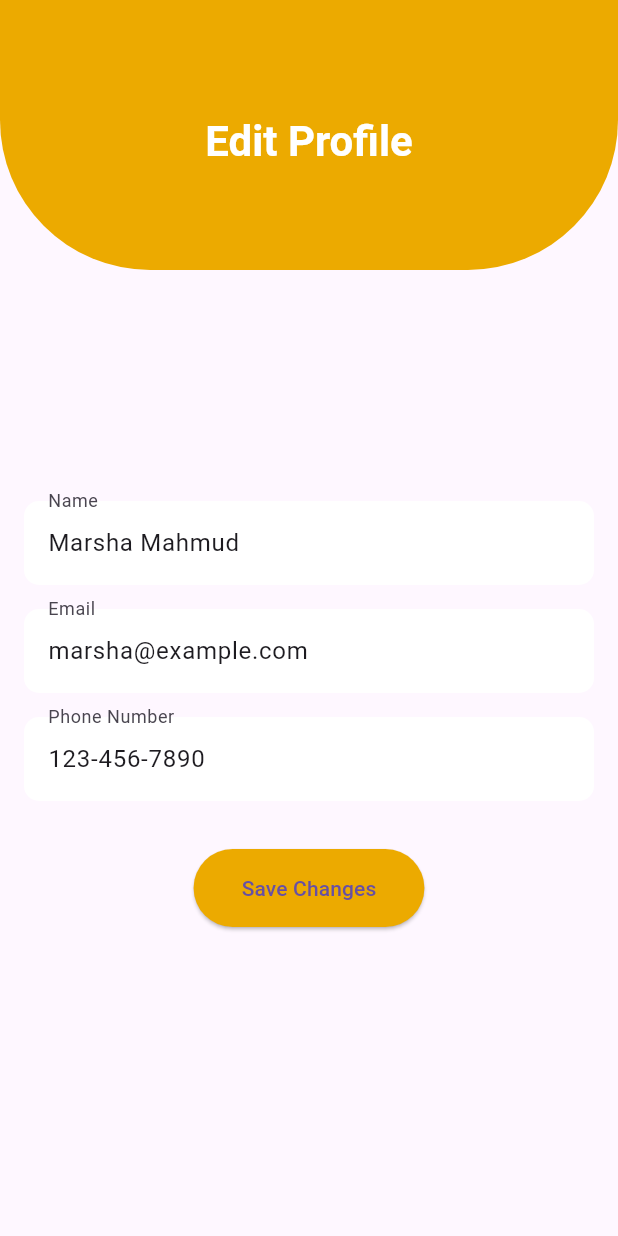
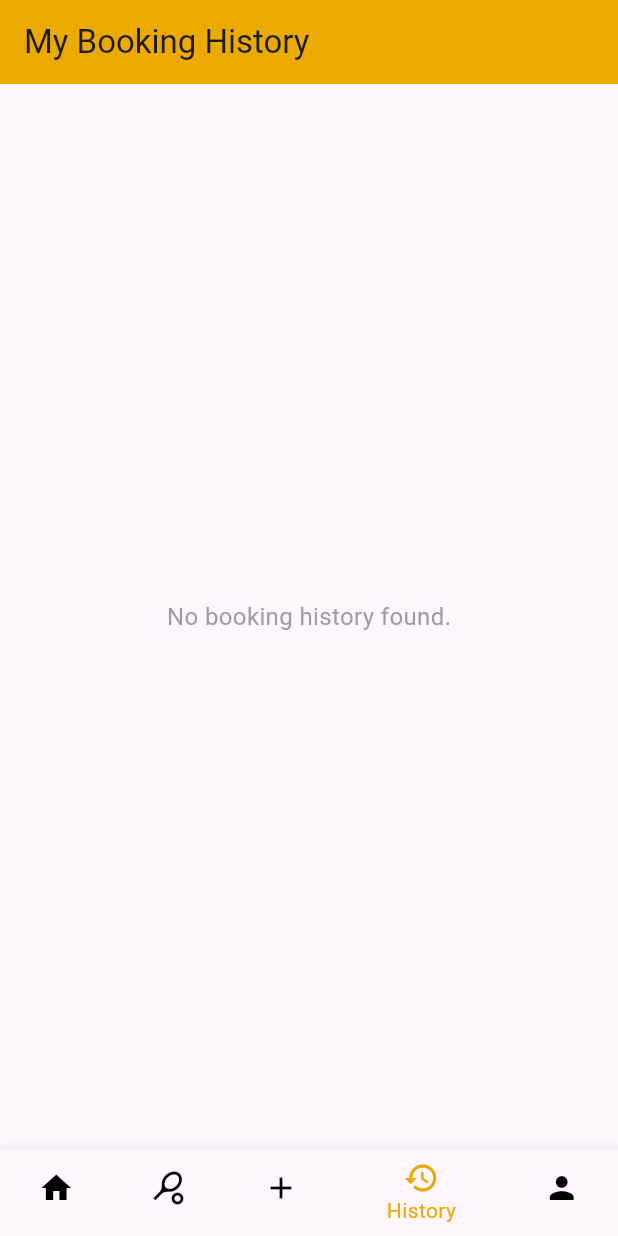
Before and after one commit to nuramirahathirahnazli/ByteBurst, a Flutter app: the screen it shows after launch, on a phone screen of 412 x 824 dp. Run offline on Flutter 3.47's test engine with Material 3 defaults, Android fonts, the phone set to English and light mode, and no system bars; our stand-ins replace cloud_firestore, firebase_auth, firebase_core; accounts and stored records are empty.

Commit message:
Create file my history booking and Create constant for bottom navigation bar
1. Create folder booking under user and my booking history dart file under it

2. Create the dart file for it and called the class for each page needed

```diff
--- a/utmfit/lib/main.dart
+++ b/utmfit/lib/main.dart
@@ -1,7 +1,11 @@
+// ignore_for_file: unused_import
+
 import 'package:firebase_core/firebase_core.dart';
+import 'package:utmfit/screens/user/booking/history_booking.dart';
 import 'package:utmfit/screens/user/dashboard_user.dart'; //dashboard user purposes
 import 'package:flutter/material.dart';
 import 'package:utmfit/screens/user/profile/edit_profile.dart';
+import 'package:utmfit/screens/user/profile/profile_user.dart';
 import 'firebase_options.dart';
 
 void main() async {
@@ -24,7 +28,9 @@ class MyApp extends StatelessWidget {
     return const MaterialApp(
       debugShowCheckedModeBanner: false,
       //home: dashboardUser(),
-      home: EditProfileUser(),
+      //home: EditProfileUser(),
+      //home: ProfileUser(),
+      home: MyHistoryBooking()
     );
   }
 }
--- /dev/null
+++ b/utmfit/lib/model/booking_model.dart
@@ -0,0 +1,15 @@
+class Booking {
+  final String title;
+  final String date;
+  final String time;
+  final String facility;
+  final String status;
+
+  const Booking({
+    required this.title,
+    required this.date,
+    required this.time,
+    required this.facility,
+    required this.status,
+  });
+}
--- /dev/null
+++ b/utmfit/lib/screens/user/booking/history_booking.dart
@@ -0,0 +1,34 @@
+import 'package:flutter/material.dart';
+import 'package:utmfit/src/common_widgets/bottom_navigation_bar.dart';
+import 'package:utmfit/src/constants/colors.dart';
+
+class MyHistoryBooking extends StatelessWidget {
+  const MyHistoryBooking({Key? key}) : super(key: key);
+
+  @override
+  Widget build(BuildContext context) {
+    int selectedIndex = 3; // Assuming bookings is the 4th item (index 3)
+
+    return Scaffold(
+      appBar: AppBar(
+        backgroundColor: clrUserPrimary, // Assuming clrUserPrimary is defined
+        title: const Text('My Booking History'),
+      ),
+      body: Center(
+        child: Text(
+          'No booking history found.',
+          style: TextStyle(
+            fontSize: 16.0,
+            color: Colors.grey, // Adjust color as needed
+          ),
+        ),
+      ),
+      bottomNavigationBar: CustomBottomNavigationBar(
+        selectedIndex: selectedIndex,
+        onItemTapped: (index) => {
+          // This callback is already defined in your custom navigation bar
+        },
+      ),
+    );
+  }
+}
--- a/utmfit/lib/screens/user/profile/edit_profile.dart
+++ b/utmfit/lib/screens/user/profile/edit_profile.dart
@@ -1,4 +1,5 @@
 import 'package:flutter/material.dart';
+import 'package:utmfit/screens/user/profile/profile_user.dart';
 import 'package:utmfit/src/constants/colors.dart';
 
 class EditProfileUser extends StatefulWidget {
@@ -12,53 +13,48 @@ class _EditProfileUserState extends State<EditProfileUser> {
   final _formKey = GlobalKey<FormState>();
   String _name = 'Marsha Mahmud';
   String _email = 'marsha@example.com';
-  String _phoneNumber = '123-456-7890';
+  String _phoneNumber = '123-4567890';
+  String _matricNumber = 'A12345';
+  String _category = 'Student';
+  String _profileImage = 'assets/images/profile_pic.jpg'; // Placeholder for profile image
 
   @override
   Widget build(BuildContext context) {
     return Scaffold(
+      appBar: AppBar(
+        backgroundColor: clrUserPrimary,
+        leading: IconButton(
+          icon: const Icon(Icons.arrow_back),
+          onPressed: () {
+            Navigator.push(
+              context,
+              MaterialPageRoute(builder:(context) => const ProfileUser()),
+            );
+          },
+        ),
+        title: const Text('Edit Profile'),
+      ),
       body: Stack(
         children: [
-          // Curved background container
-          Container(
-            height: 180.0,
-            decoration: BoxDecoration(
-              color: clrUserPrimary, // Set the curved background color
-              borderRadius: const BorderRadius.only(
-                bottomLeft: Radius.circular(100.0),
-                bottomRight: Radius.circular(100.0),
-              ),
-            ),
-          ),
           Padding(
             padding: const EdgeInsets.all(16.0),
+            child: SingleChildScrollView(
               child: Column(
                 crossAxisAlignment: CrossAxisAlignment.start,
                 children: [
-                const SizedBox(height: 60.0), // Increase the vertical spacing
                   Center(
-                  child: Text(
-                    'Edit Profile',
-                    style: Theme.of(context).textTheme.headlineMedium?.copyWith(
-                      color: Colors.white,
-                      fontWeight: FontWeight.bold,
+                    child: CircleAvatar(
+                      radius: 100,
+                      backgroundImage: AssetImage(_profileImage),
                     ),
                   ),
-                ),
-                const SizedBox(height: 32.0),
-                Expanded(
-                  child: Center(
-                    child: Form(
-                      key: _formKey,
-                      child: Column(
-                        mainAxisAlignment: MainAxisAlignment.center,
-                        children: [
+                  const SizedBox(height: 50.0),
                   TextFormField(
                     initialValue: _name,
                     decoration: const InputDecoration(
                       labelText: 'Name',
                       filled: true,
-                              fillColor: Colors.white,
+                      fillColor: clrUser3,
                       border: OutlineInputBorder(
                         borderRadius: BorderRadius.all(Radius.circular(10.0)),
                         borderSide: BorderSide.none,
@@ -80,7 +76,7 @@ class _EditProfileUserState extends State<EditProfileUser> {
                     decoration: const InputDecoration(
                       labelText: 'Email',
                       filled: true,
-                              fillColor: Colors.white,
+                      fillColor: clrUser3,
                       border: OutlineInputBorder(
                         borderRadius: BorderRadius.all(Radius.circular(10.0)),
                         borderSide: BorderSide.none,
@@ -105,7 +101,7 @@ class _EditProfileUserState extends State<EditProfileUser> {
                     decoration: const InputDecoration(
                       labelText: 'Phone Number',
                       filled: true,
-                              fillColor: Colors.white,
+                      fillColor: clrUser3,
                       border: OutlineInputBorder(
                         borderRadius: BorderRadius.all(Radius.circular(10.0)),
                         borderSide: BorderSide.none,
@@ -124,8 +120,54 @@ class _EditProfileUserState extends State<EditProfileUser> {
                       _phoneNumber = value!;
                     },
                   ),
+                  const SizedBox(height: 16.0),
+                  TextFormField(
+                    initialValue: _matricNumber,
+                    decoration: const InputDecoration(
+                      labelText: 'Matriculation Number',
+                      filled: true,
+                      fillColor: clrUser3,
+                      border: OutlineInputBorder(
+                        borderRadius: BorderRadius.all(Radius.circular(10.0)),
+                        borderSide: BorderSide.none,
+                      ),
+                    ),
+                    validator: (value) {
+                      if (value == null || value.isEmpty) {
+                        return 'Please enter your matriculation number';
+                      }
+                      return null;
+                    },
+                    onSaved: (value) {
+                      _matricNumber = value!;
+                    },
+                  ),
+                  const SizedBox(height: 16.0),
+                  DropdownButtonFormField<String>(
+                    value: _category,
+                    decoration: const InputDecoration(
+                      labelText: 'Category',
+                      filled: true,
+                      fillColor: clrUser3,
+                      border: OutlineInputBorder(
+                        borderRadius: BorderRadius.all(Radius.circular(10.0)),
+                        borderSide: BorderSide.none,
+                      ),
+                    ),
+                    items: const [
+                      DropdownMenuItem(value: 'Student', child: Text('Student')),
+                      DropdownMenuItem(value: 'Staff', child: Text('Staff')),
+                      DropdownMenuItem(value: 'Outsider', child: Text('Outsider')),
+                    ],
+                    onChanged: (value) {
+                      setState(() {
+                        _category = value!;
+                      });
+                    },
+                  ),
                   const SizedBox(height: 32.0),
-                          ElevatedButton(
+                  Center(
+                    child: ElevatedButton(
                       onPressed: () {
                         if (_formKey.currentState!.validate()) {
                           _formKey.currentState!.save();
@@ -135,17 +177,14 @@ class _EditProfileUserState extends State<EditProfileUser> {
                         }
                       },
                       style: ElevatedButton.styleFrom(
-                              backgroundColor: clrUserPrimary, // Set the button color
+                        backgroundColor: clrUserPrimary,
                         padding: const EdgeInsets.symmetric(horizontal: 32.0, vertical: 16.0),
                       ),
                       child: const Text('Save Changes'),
                     ),
+                  ),
                 ],
               ),
-                    ),
-                  ),
-                ),
-              ],
             ),
           ),
         ],
--- /dev/null
+++ b/utmfit/lib/src/common_widgets/bottom_navigation_bar.dart
@@ -0,0 +1,67 @@
+import 'package:flutter/material.dart';
+import 'package:utmfit/screens/user/booking/history_booking.dart';
+import 'package:utmfit/screens/user/dashboard_user.dart';
+import 'package:utmfit/screens/user/profile/profile_user.dart';
+import 'package:utmfit/src/constants/colors.dart';
+
+class CustomBottomNavigationBar extends StatelessWidget {
+  final int selectedIndex;
+  final Function(int) onItemTapped;
+
+  const CustomBottomNavigationBar({
+    required this.selectedIndex,
+    required this.onItemTapped,
+  });
+
+  @override
+  Widget build(BuildContext context) {
+    return BottomNavigationBar(
+      currentIndex: selectedIndex,
+      onTap: (index) {
+        switch (index) {
+          case 0:
+            Navigator.pushReplacement(context, MaterialPageRoute(builder: (context) => dashboardUser()));
+            break;
+          case 1:
+            // Navigator.pushReplacement(context, MaterialPageRoute(builder: (context) => SportsScreen()));
+            break;
+          case 2:
+            // Navigator.pushReplacement(context, MaterialPageRoute(builder: (context) => AddScreen()));
+            break;
+          case 3:
+            Navigator.pushReplacement(context, MaterialPageRoute(builder: (context) => MyHistoryBooking()));
+            break;
+          case 4:
+            Navigator.pushReplacement(context, MaterialPageRoute(builder: (context) => ProfileUser()));
+            break;
+        }
+      },
+      selectedItemColor: clrUserPrimary, // Set the color for selected items
+      unselectedItemColor: Colors.black, // Set the color for unselected items
+      backgroundColor: Theme.of(context).primaryColor, // Use the primary color as the background color
+
+      items: const <BottomNavigationBarItem>[
+        BottomNavigationBarItem(
+          icon: Icon(Icons.home),
+          label: 'Home',
+        ),
+        BottomNavigationBarItem(
+          icon: Icon(Icons.sports_tennis_outlined),
+          label: 'Sports',
+        ),
+        BottomNavigationBarItem(
+          icon: Icon(Icons.add),
+          label: 'Add',
+        ),
+        BottomNavigationBarItem(
+          icon: Icon(Icons.history),
+          label: 'History',
+        ),
+        BottomNavigationBarItem(
+          icon: Icon(Icons.person),
+          label: 'Profile',
+        ),
+      ],
+    );
+  }
+}
```
Also changed, not shown: utmfit/lib/screens/user/dashboard_user.dart (+4 -22 lines), utmfit/lib/screens/user/profile/profile_user.dart (+32 -21 lines). Lines whose indentation alone changed are shown as unchanged.
